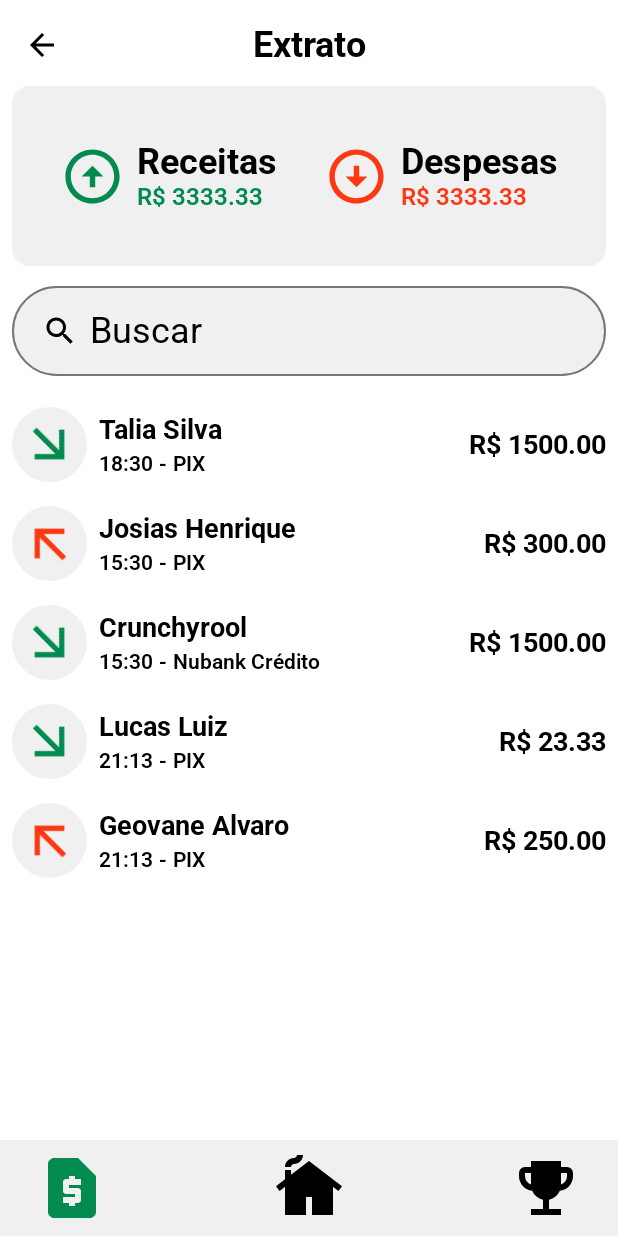
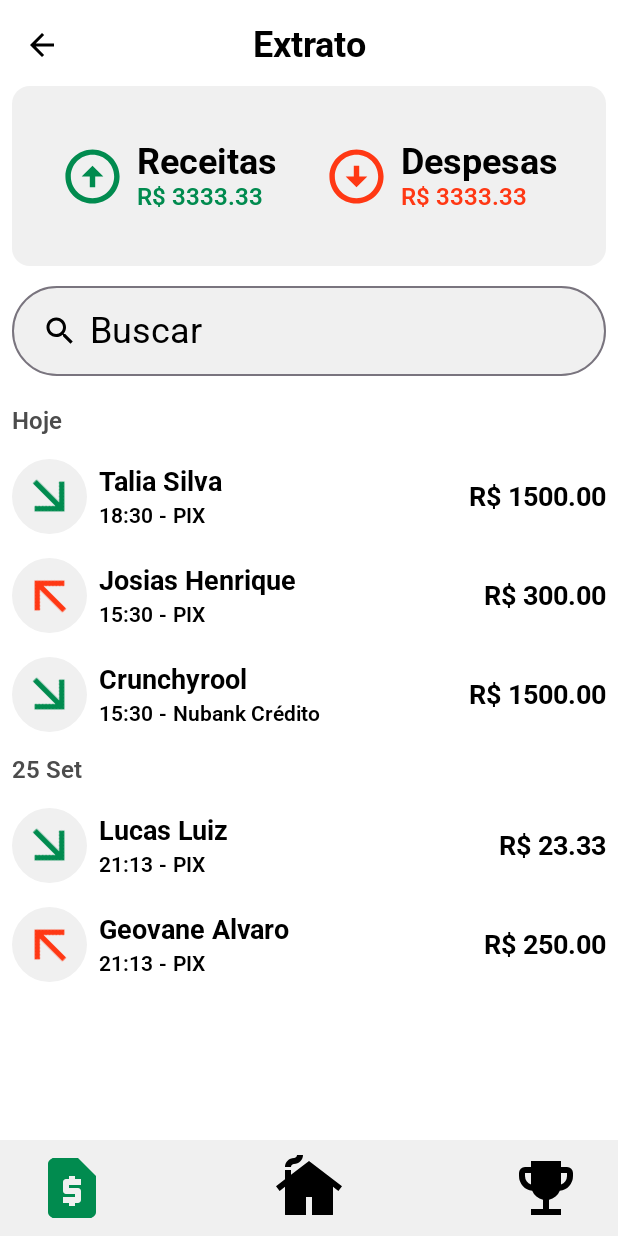
Before and after one commit to llslucas/Mangos-App, an Android app built with Jetpack Compose: the screen it shows after launch (MainActivity), on a phone screen of 412 x 824 dp. Run offline under Robolectric (Android 15) with nearby library versions, the phone set to English and light mode, and no system bars.

Commit message:
Added titles to `ExtratoScreen`

```diff
--- a/app/src/main/java/com/unifae/lucas/mangosapp/ui/screen/ExtratoScreen.kt
+++ b/app/src/main/java/com/unifae/lucas/mangosapp/ui/screen/ExtratoScreen.kt
@@ -7,7 +7,10 @@ import androidx.compose.foundation.layout.fillMaxHeight
 import androidx.compose.foundation.layout.fillMaxSize
 import androidx.compose.foundation.layout.height
 import androidx.compose.foundation.layout.padding
+import androidx.compose.material3.MaterialTheme
 import androidx.compose.material3.Scaffold
+import androidx.compose.material3.Text
+import androidx.compose.material3.Typography
 import androidx.compose.runtime.Composable
 import androidx.compose.runtime.getValue
 import androidx.compose.runtime.mutableStateOf
@@ -25,11 +28,11 @@ import com.unifae.lucas.mangosapp.ui.component.ScreenHeader
 import com.unifae.lucas.mangosapp.ui.component.SearchBar
 import com.unifae.lucas.mangosapp.ui.component.Transaction
 import com.unifae.lucas.mangosapp.ui.theme.MangosAppTheme
+import com.unifae.lucas.mangosapp.ui.theme.Typography
 
 @Composable
 fun ExtratoScreen() {
   var showValues by remember { mutableStateOf(true) }
-
   Scaffold(modifier = Modifier.fillMaxSize()) { innerPadding ->
     Column(
       modifier = Modifier
@@ -71,9 +74,18 @@ fun ExtratoScreen() {
       )
 
       Column(
-        modifier = Modifier.padding(MangosAppTheme.sizing.sm).fillMaxHeight(.8f),
-        Arrangement.spacedBy(MangosAppTheme.sizing.md)
+        modifier = Modifier
+          .padding(MangosAppTheme.sizing.sm).
+          fillMaxHeight(.8f)
+        ,Arrangement
+          .spacedBy(MangosAppTheme.sizing.md),
+        horizontalAlignment = Alignment.Start
       ) {
+        Text(
+          text="Hoje",
+          style= Typography.bodyMedium,
+          color= MaterialTheme.colorScheme.onPrimary
+        )
         Transaction(
           description = "Talia Silva",
           time = "18:30",
@@ -92,6 +104,11 @@ fun ExtratoScreen() {
           type = "Nubank Crédito",
           value = 1500f
         )
+        Text(
+          text="25 Set",
+          style= Typography.bodyMedium,
+          color= MaterialTheme.colorScheme.onPrimary
+        )
         Transaction(
           description = "Lucas Luiz",
           time = "21:13",
@@ -105,7 +122,6 @@ fun ExtratoScreen() {
           value = -250f
         )
       }
-
       Footer(
         selected = 1,
         onClick = {}
```
